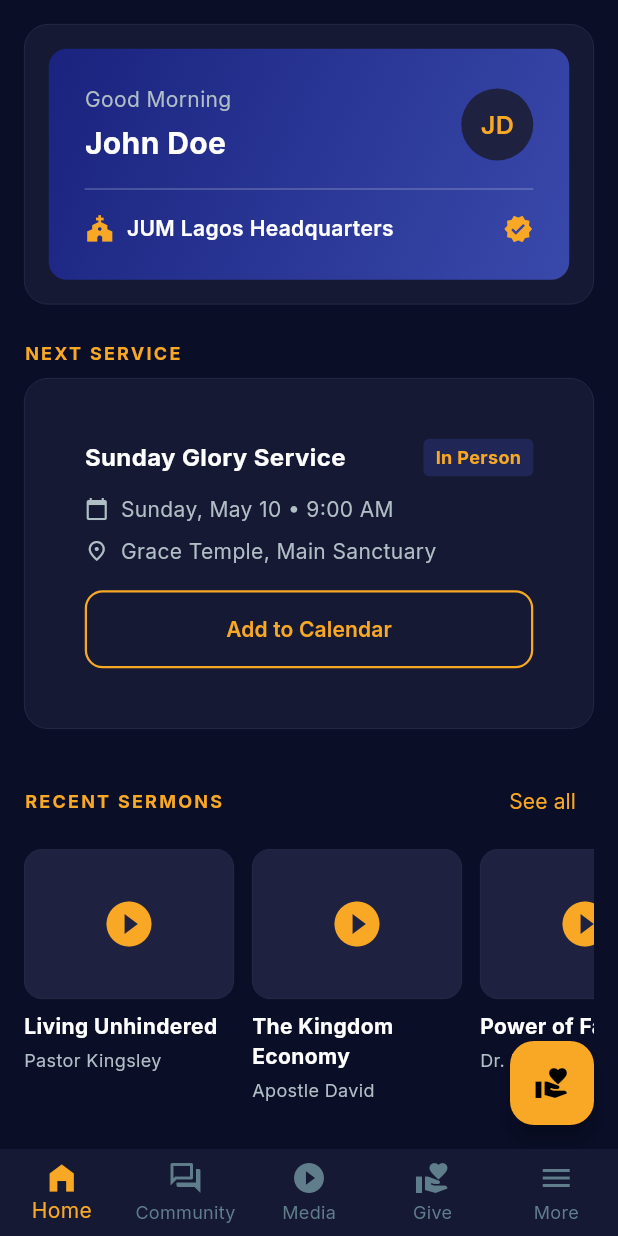
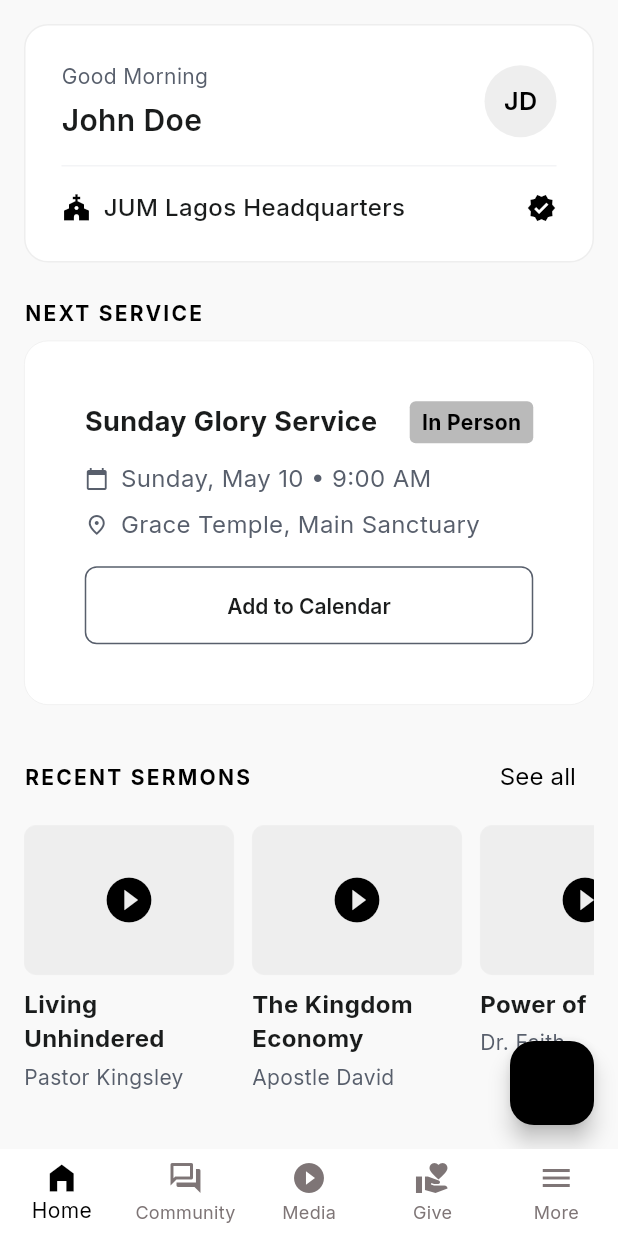
Before and after one commit to kirkie05/JUM, a Flutter app: the HomeScreen screen opened by its route, on a phone screen of 412 x 824 dp. Run offline on Flutter 3.47's test engine with Material 3 defaults, Android fonts, the phone set to English and light mode, and no system bars; our stand-ins replace audioplayers, cached_network_image, flutter_animate, flutter_dotenv, flutter_riverpod, freezed_annotation and 13 more; missing offline and left inert: flutter_paystack, flutter_stripe; accounts and stored records are empty; generated files the repository leaves out were written again; project files that could hold a hidden picture were left out.

Commit message:
Rebrand JUM to minimalist monochromatic Unhindered design system

```diff
--- a/lib/app.dart
+++ b/lib/app.dart
@@ -11,7 +11,7 @@ class JumApp extends ConsumerWidget {
     return MaterialApp.router(
       title: 'JUM - Jesus Unhindered Ministry',
       debugShowCheckedModeBanner: false,
-      theme: AppTheme.dark,
+      theme: AppTheme.light,
       routerConfig: appRouter,
     );
   }
--- a/lib/core/constants/app_colors.dart
+++ b/lib/core/constants/app_colors.dart
@@ -2,28 +2,28 @@ import 'package:flutter/material.dart';
 
 class AppColors {
   // Primary palette
-  static const primary      = Color(0xFF1A237E); // Deep Royal Blue
-  static const primaryLight = Color(0xFF3949AB);
-  static const accent       = Color(0xFFF9A825); // Kingdom Gold
-  static const accentDark   = Color(0xFFF57F17);
+  static const primary      = Color(0xFF000000); // Primary Black
+  static const primaryLight = Color(0xFF1B1B1B); // Soft Black
+  static const accent       = Color(0xFF000000); // Monochromatic Black
+  static const accentDark   = Color(0xFF1B1B1B);
 
   // Backgrounds
-  static const background   = Color(0xFF0A0E27); // Deep Navy
-  static const surface      = Color(0xFF151933); // Cards
-  static const surface2     = Color(0xFF1E2240); // Elevated cards
+  static const background   = Color(0xFFF9F9F9); // Light Canvas Grey
+  static const surface      = Color(0xFFFFFFFF); // White Surface / Cards
+  static const surface2     = Color(0xFFEEEEEE); // Neutral container / Light grey fill
 
   // Text
-  static const textPrimary   = Color(0xFFFFFFFF);
-  static const textSecondary = Color(0xFFB0BEC5);
-  static const textMuted     = Color(0xFF607D8B);
+  static const textPrimary   = Color(0xFF1A1C1C); // Near Black
+  static const textSecondary = Color(0xFF585F6C); // Neutral Grey
+  static const textMuted     = Color(0xFF7E7576); // Light Outline Grey
 
   // Semantic
   static const success = Color(0xFF43A047);
-  static const error   = Color(0xFFE53935);
+  static const error   = Color(0xFFBA1A1A); // Light mode error red
   static const warning = Color(0xFFFB8C00);
   static const info    = Color(0xFF1E88E5);
 
   // Border
-  static const border  = Color(0xFF2A2E4A);
-  static const divider = Color(0xFF1A1F3A);
+  static const border  = Color(0xFFEEEEEE); // Subtle border
+  static const divider = Color(0xFFF3F4F6); // Thin dividers
 }
--- a/lib/core/constants/app_sizes.dart
+++ b/lib/core/constants/app_sizes.dart
@@ -1,6 +1,6 @@
 class AppSizes {
-  static const radiusSm  = 8.0;
-  static const radiusMd  = 12.0;
+  static const radiusSm  = 4.0;
+  static const radiusMd  = 8.0;
   static const radiusLg  = 16.0;
   static const radiusXl  = 24.0;
   static const paddingXs = 8.0;
--- a/lib/core/constants/app_text_styles.dart
+++ b/lib/core/constants/app_text_styles.dart
@@ -7,41 +7,43 @@ class AppTextStyles {
   static const display = TextStyle(
     fontFamily: fontFamily,
     fontSize: 32.0,
-    fontWeight: FontWeight.w900,
+    fontWeight: FontWeight.w600,
+    letterSpacing: -0.64,
     color: AppColors.textPrimary,
   );
 
   static const h1 = TextStyle(
     fontFamily: fontFamily,
     fontSize: 24.0,
-    fontWeight: FontWeight.w700,
+    fontWeight: FontWeight.w600,
+    letterSpacing: -0.24,
     color: AppColors.textPrimary,
   );
 
   static const h2 = TextStyle(
     fontFamily: fontFamily,
     fontSize: 20.0,
-    fontWeight: FontWeight.w600,
+    fontWeight: FontWeight.w500,
     color: AppColors.textPrimary,
   );
 
   static const h3 = TextStyle(
     fontFamily: fontFamily,
-    fontSize: 17.0,
-    fontWeight: FontWeight.w600,
+    fontSize: 18.0,
+    fontWeight: FontWeight.w400,
     color: AppColors.textPrimary,
   );
 
   static const bodyLarge = TextStyle(
     fontFamily: fontFamily,
-    fontSize: 16.0,
+    fontSize: 18.0,
     fontWeight: FontWeight.w400,
     color: AppColors.textPrimary,
   );
 
   static const body = TextStyle(
     fontFamily: fontFamily,
-    fontSize: 14.0,
+    fontSize: 16.0,
     fontWeight: FontWeight.w400,
     color: AppColors.textSecondary,
   );
@@ -50,16 +52,16 @@ class AppTextStyles {
 
   static const caption = TextStyle(
     fontFamily: fontFamily,
-    fontSize: 12.0,
+    fontSize: 14.0,
     fontWeight: FontWeight.w400,
     color: AppColors.textMuted,
   );
 
   static const overline = TextStyle(
     fontFamily: fontFamily,
-    fontSize: 11.0,
+    fontSize: 12.0,
     fontWeight: FontWeight.w500,
-    letterSpacing: 1.2,
+    letterSpacing: 0.6,
     color: AppColors.textMuted,
   );
 }
--- a/lib/core/theme/app_theme.dart
+++ b/lib/core/theme/app_theme.dart
@@ -4,14 +4,15 @@ import '../constants/app_text_styles.dart';
 import '../constants/app_sizes.dart';
 
 class AppTheme {
-  static ThemeData get dark => ThemeData(
+  static ThemeData get light => ThemeData(
     useMaterial3: true,
-    brightness: Brightness.dark,
+    brightness: Brightness.light,
     scaffoldBackgroundColor: AppColors.background,
-    colorScheme: const ColorScheme.dark(
+    colorScheme: const ColorScheme.light(
       primary: AppColors.primary,
-      secondary: AppColors.accent,
+      secondary: AppColors.textSecondary,
       surface: AppColors.surface,
+      onSurface: AppColors.textPrimary,
       error: AppColors.error,
     ),
     fontFamily: AppTextStyles.fontFamily,
@@ -29,19 +30,36 @@ class AppTheme {
     ),
     bottomNavigationBarTheme: const BottomNavigationBarThemeData(
       backgroundColor: AppColors.surface,
-      selectedItemColor: AppColors.accent,
-      unselectedItemColor: AppColors.textMuted,
+      selectedItemColor: AppColors.primary,
+      unselectedItemColor: AppColors.textSecondary,
       type: BottomNavigationBarType.fixed,
       elevation: 0,
     ),
     elevatedButtonTheme: ElevatedButtonThemeData(
       style: ElevatedButton.styleFrom(
-        backgroundColor: AppColors.accent,
-        foregroundColor: const Color(0xFF0A0A0A),
+        backgroundColor: AppColors.primary,
+        foregroundColor: Colors.white,
         minimumSize: const Size(double.infinity, 52),
         shape: RoundedRectangleBorder(
           borderRadius: BorderRadius.circular(AppSizes.radiusMd),
         ),
+        elevation: 0,
+        textStyle: const TextStyle(
+          fontFamily: AppTextStyles.fontFamily,
+          fontSize: 14.0,
+          fontWeight: FontWeight.w600,
+        ),
+      ),
+    ),
+    outlinedButtonTheme: OutlinedButtonThemeData(
+      style: OutlinedButton.styleFrom(
+        side: const BorderSide(color: AppColors.textSecondary, width: 1.0),
+        foregroundColor: AppColors.textPrimary,
+        minimumSize: const Size(double.infinity, 52),
+        shape: RoundedRectangleBorder(
+          borderRadius: BorderRadius.circular(AppSizes.radiusMd),
+        ),
+        elevation: 0,
         textStyle: const TextStyle(
           fontFamily: AppTextStyles.fontFamily,
           fontSize: 14.0,
@@ -51,7 +69,7 @@ class AppTheme {
     ),
     inputDecorationTheme: InputDecorationTheme(
       filled: true,
-      fillColor: AppColors.surface2,
+      fillColor: AppColors.surface,
       border: OutlineInputBorder(
         borderRadius: BorderRadius.circular(AppSizes.radiusMd),
         borderSide: const BorderSide(color: AppColors.border),
@@ -62,7 +80,7 @@ class AppTheme {
       ),
       focusedBorder: OutlineInputBorder(
         borderRadius: BorderRadius.circular(AppSizes.radiusMd),
-        borderSide: const BorderSide(color: AppColors.primary, width: 2),
+        borderSide: const BorderSide(color: AppColors.primary, width: 1.5),
       ),
       labelStyle: const TextStyle(
         fontFamily: AppTextStyles.fontFamily,
@@ -82,9 +100,11 @@ class AppTheme {
       elevation: 0,
       shape: RoundedRectangleBorder(
         borderRadius: BorderRadius.circular(AppSizes.radiusLg),
-        side: const BorderSide(color: AppColors.border, width: 0.5),
+        side: const BorderSide(color: AppColors.border, width: 1.0),
       ),
     ),
     dividerTheme: const DividerThemeData(color: AppColors.divider, thickness: 1),
   );
+
+  static ThemeData get dark => light; // Fallback to light to strictly enforce Unhindered identity
 }
--- a/lib/features/home/presentation/screens/home_screens.dart
+++ b/lib/features/home/presentation/screens/home_screens.dart
@@ -36,15 +36,9 @@ class HomeScreen extends StatelessWidget {
               delegate: SliverChildListDelegate([
                 // 1. WELCOME BANNER
                 JumCard(
-                  child: Container(
-                    decoration: BoxDecoration(
-                      gradient: const LinearGradient(
-                        colors: [AppColors.primary, AppColors.primaryLight],
-                        begin: Alignment.topLeft,
-                        end: Alignment.bottomRight,
-                      ),
-                      borderRadius: BorderRadius.circular(AppSizes.radiusMd),
-                    ),
+                  backgroundColor: AppColors.surface,
+                  borderColor: AppColors.border,
+                  borderWidth: 1.0,
                   padding: const EdgeInsets.all(AppSizes.paddingLg),
                   child: Column(
                     crossAxisAlignment: CrossAxisAlignment.start,
@@ -57,12 +51,12 @@ class HomeScreen extends StatelessWidget {
                             children: [
                               Text(
                                 _getGreeting(),
-                                  style: AppTextStyles.bodyMedium.copyWith(color: AppColors.textSecondary),
+                                style: AppTextStyles.caption.copyWith(color: AppColors.textSecondary),
                               ),
                               const Gap(4),
                               Text(
                                 'John Doe',
-                                  style: AppTextStyles.h2.copyWith(color: AppColors.textPrimary, fontWeight: FontWeight.bold),
+                                style: AppTextStyles.h2.copyWith(color: AppColors.textPrimary, fontWeight: FontWeight.w600),
                               ),
                             ],
                           ),
@@ -73,26 +67,25 @@ class HomeScreen extends StatelessWidget {
                         ],
                       ),
                       const Gap(16),
-                        const Divider(color: Colors.white24, height: 1),
+                      const Divider(color: AppColors.divider, height: 1),
                       const Gap(16),
                       Row(
                         mainAxisAlignment: MainAxisAlignment.spaceBetween,
                         children: [
                           Row(
                             children: [
-                                const Icon(Icons.church, color: AppColors.accent, size: 20),
+                              const Icon(Icons.church, color: AppColors.primary, size: 20),
                               const Gap(8),
                               Text(
                                 'JUM Lagos Headquarters',
-                                  style: AppTextStyles.bodyMedium.copyWith(color: AppColors.textPrimary, fontWeight: FontWeight.w600),
+                                style: AppTextStyles.bodyMedium.copyWith(color: AppColors.textPrimary, fontWeight: FontWeight.w500),
                               ),
                             ],
                           ),
-                            const Icon(Icons.verified, color: AppColors.accent, size: 20),
+                          const Icon(Icons.verified, color: AppColors.primary, size: 20),
                         ],
                       ),
                     ],
-                    ),
                   ),
                 ),
                 const Gap(24),
--- a/lib/shared/widgets/jum_button.dart
+++ b/lib/shared/widgets/jum_button.dart
@@ -28,7 +28,7 @@ class JumButton extends StatelessWidget {
             width: 20,
             child: CircularProgressIndicator(
               strokeWidth: 2,
-              valueColor: AlwaysStoppedAnimation<Color>(Color(0xFF0A0A0A)),
+              valueColor: AlwaysStoppedAnimation<Color>(Colors.white),
             ),
           )
         : Text(
@@ -44,8 +44,9 @@ class JumButton extends StatelessWidget {
     switch (variant) {
       case JumButtonVariant.primary:
         style = ElevatedButton.styleFrom(
-          backgroundColor: AppColors.accent,
-          foregroundColor: const Color(0xFF0A0A0A),
+          backgroundColor: AppColors.primary,
+          foregroundColor: Colors.white,
+          elevation: 0,
           shape: RoundedRectangleBorder(
             borderRadius: BorderRadius.circular(AppSizes.radiusMd),
           ),
@@ -53,30 +54,29 @@ class JumButton extends StatelessWidget {
         break;
       case JumButtonVariant.secondary:
         style = OutlinedButton.styleFrom(
-          side: const BorderSide(color: AppColors.accent, width: 1.5),
-          foregroundColor: AppColors.accent,
+          side: const BorderSide(color: AppColors.textSecondary, width: 1.0),
+          foregroundColor: AppColors.textPrimary,
+          elevation: 0,
           shape: RoundedRectangleBorder(
             borderRadius: BorderRadius.circular(AppSizes.radiusMd),
           ),
         ).copyWith(
-          // For outlined buttons when loading
-          overlayColor: WidgetStateProperty.all(AppColors.accent.withOpacity(0.1)),
+          overlayColor: WidgetStateProperty.all(AppColors.primary.withOpacity(0.05)),
         );
-        // Replace child progress indicator color for secondary button
         if (isLoading) {
           buttonChild = const SizedBox(
             height: 20,
             width: 20,
             child: CircularProgressIndicator(
               strokeWidth: 2,
-              valueColor: AlwaysStoppedAnimation<Color>(AppColors.accent),
+              valueColor: AlwaysStoppedAnimation<Color>(AppColors.primary),
             ),
           );
         }
         break;
       case JumButtonVariant.ghost:
         style = TextButton.styleFrom(
-          foregroundColor: AppColors.textMuted,
+          foregroundColor: AppColors.textSecondary,
           shape: RoundedRectangleBorder(
             borderRadius: BorderRadius.circular(AppSizes.radiusMd),
           ),
@@ -87,7 +87,7 @@ class JumButton extends StatelessWidget {
             width: 20,
             child: CircularProgressIndicator(
               strokeWidth: 2,
-              valueColor: AlwaysStoppedAnimation<Color>(AppColors.textMuted),
+              valueColor: AlwaysStoppedAnimation<Color>(AppColors.textSecondary),
             ),
           );
         }
```
Lines whose indentation alone changed are shown as unchanged.
